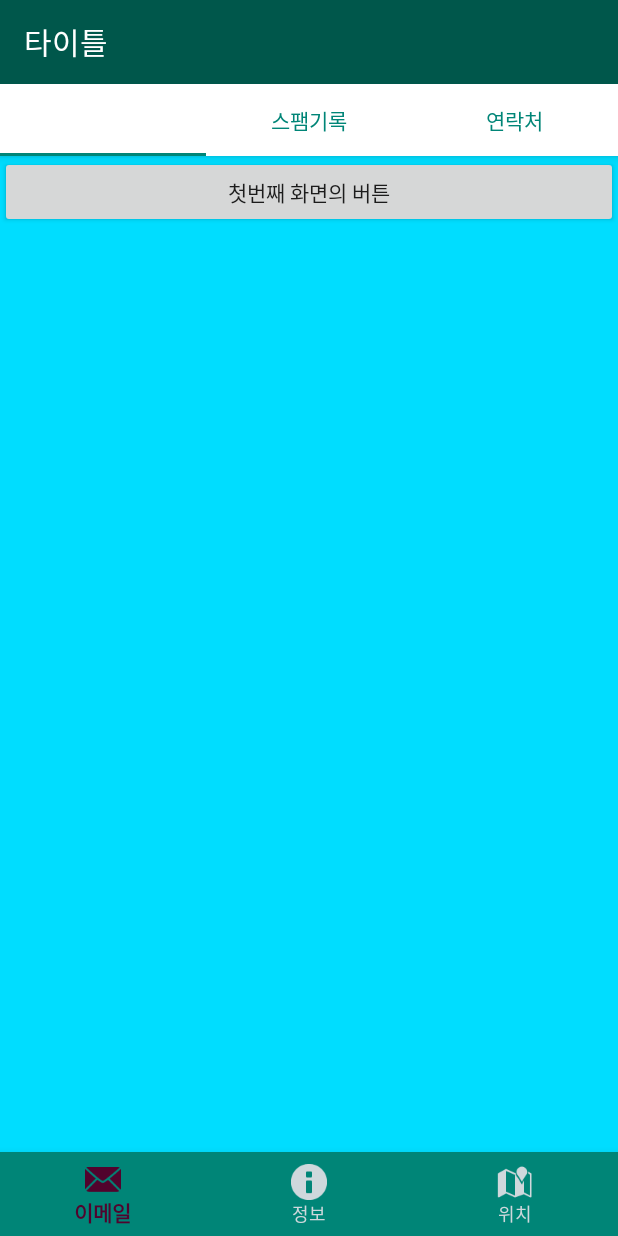
After one commit to woo095/my_personal_project, an Android app: the Fragment1 screen opened directly, with no data from a screen before it, on a phone screen of 412 x 824 dp. The commit adds this screen. Run offline under Robolectric (Android 15) with nearby library versions, the phone set to English and light mode, and no system bars.

```diff
--- /dev/null
+++ b/supportlibrary/src/main/java/kakao/woo95/supportlibrary/Fragment1.java
@@ -0,0 +1,21 @@
+package kakao.woo95.supportlibrary;
+
+import android.os.Bundle;
+import android.view.LayoutInflater;
+import android.view.View;
+import android.view.ViewGroup;
+
+import androidx.annotation.NonNull;
+import androidx.annotation.Nullable;
+import androidx.fragment.app.Fragment;
+
+public class Fragment1  extends Fragment {
+    //화면을 만들어주는 메소드
+
+    @Nullable
+    @Override
+    public View onCreateView(@NonNull LayoutInflater inflater, @Nullable ViewGroup container, @Nullable Bundle savedInstanceState) {
+        //fragment1.xml 파일을 자신의 화면으로 사용
+        return inflater.inflate(R.layout.fragment1,container,false);
+    }
+}
--- /dev/null
+++ b/supportlibrary/src/main/java/kakao/woo95/supportlibrary/Fragment2.java
@@ -0,0 +1,19 @@
+package kakao.woo95.supportlibrary;
+
+import android.os.Bundle;
+import android.view.LayoutInflater;
+import android.view.View;
+import android.view.ViewGroup;
+
+import androidx.annotation.NonNull;
+import androidx.annotation.Nullable;
+import androidx.fragment.app.Fragment;
+
+public class Fragment2 extends Fragment {
+
+    @Nullable
+    @Override
+    public View onCreateView(@NonNull LayoutInflater inflater, @Nullable ViewGroup container, @Nullable Bundle savedInstanceState) {
+        return inflater.inflate(R.layout.fragment2, container, false);
+    }
+}
--- /dev/null
+++ b/supportlibrary/src/main/java/kakao/woo95/supportlibrary/Fragment3.java
@@ -0,0 +1,18 @@
+package kakao.woo95.supportlibrary;
+
+import android.os.Bundle;
+import android.view.LayoutInflater;
+import android.view.View;
+import android.view.ViewGroup;
+
+import androidx.annotation.NonNull;
+import androidx.annotation.Nullable;
+import androidx.fragment.app.Fragment;
+
+public class Fragment3 extends Fragment {
+    @Nullable
+    @Override
+    public View onCreateView(@NonNull LayoutInflater inflater, @Nullable ViewGroup container, @Nullable Bundle savedInstanceState) {
+        return inflater.inflate(R.layout.fragment3,container,false);
+    }
+}
--- /dev/null
+++ b/supportlibrary/src/main/java/kakao/woo95/supportlibrary/TabUseActivity.java
@@ -0,0 +1,94 @@
+package kakao.woo95.supportlibrary;
+
+import androidx.appcompat.app.AppCompatActivity;
+import androidx.fragment.app.Fragment;
+
+import android.os.Bundle;
+import android.widget.Toolbar;
+
+import com.google.android.material.bottomnavigation.BottomNavigationView;
+import com.google.android.material.snackbar.Snackbar;
+import com.google.android.material.tabs.TabLayout;
+
+public class TabUseActivity extends AppCompatActivity {
+
+    Fragment1 fragment1;
+    Fragment2 fragment2;
+    Fragment3 fragment3;
+
+    Toolbar toolbar;
+
+    @Override
+    protected void onCreate(Bundle savedInstanceState) {
+        super.onCreate(savedInstanceState);
+        setContentView(R.layout.activity_tab_use);
+
+        //화면에 출력할 Fragment 생성
+        fragment1 = new Fragment1();
+        fragment2 = new Fragment2();
+        fragment3 = new Fragment3();
+
+        //첫번째 화면 설정
+        getSupportFragmentManager().beginTransaction().replace(R.id.container, fragment1).commit();
+
+        //탭 만들기
+        TabLayout tabs = findViewById(R.id.tabs);
+        tabs.addTab((tabs.newTab().setText("통화기록")));
+        tabs.addTab((tabs.newTab().setText("스팸기록")));
+        tabs.addTab((tabs.newTab().setText("연락처")));
+
+        //탭을 눌렀을 때 수행할 이벤트 처리 코드 작성
+        tabs.addOnTabSelectedListener(new TabLayout.OnTabSelectedListener() {
+            @Override
+            public void onTabSelected(TabLayout.Tab tab) {
+                //선택한 탭의 인덱스를 불러옴
+                int position = tab.getPosition();
+
+                Fragment selected = null;
+
+                if(position == 0){
+                    selected = fragment1;
+                }else if(position == 1){
+                    selected = fragment2;
+                }else if(position == 2){
+                    selected = fragment3;
+                }
+                //선택된 Fragment로 변경
+                getSupportFragmentManager().beginTransaction().replace(R.id.container, selected).commit();
+            }
+
+            @Override
+            public void onTabUnselected(TabLayout.Tab tab) {
+
+            }
+
+            @Override
+            public void onTabReselected(TabLayout.Tab tab) {
+
+            }
+        });
+
+        //NavigationView 찾아오기
+        BottomNavigationView bottomNavigation = findViewById(R.id.bottom_navigation);
+        //메뉴를 선택했을때 이벤트 처리
+        bottomNavigation.setOnNavigationItemSelectedListener(item -> {
+            //누른 항목의 아이디를 가져옴
+            switch (item.getItemId()){
+                case R.id.tab1:
+                    Snackbar.make(getWindow().getDecorView().getRootView(),"첫번째 화면",Snackbar.LENGTH_LONG).show();
+                    getSupportFragmentManager().beginTransaction().replace(R.id.container, fragment1).commit();
+                    break;
+                case R.id.tab2:
+                    Snackbar.make(getWindow().getDecorView().getRootView(),"두번째 화면",Snackbar.LENGTH_LONG).show();
+                    getSupportFragmentManager().beginTransaction().replace(R.id.container, fragment2).commit();
+                    break;
+                case R.id.tab3:
+                    Snackbar.make(getWindow().getDecorView().getRootView(),"세번째 화면",Snackbar.LENGTH_LONG).show();
+                    getSupportFragmentManager().beginTransaction().replace(R.id.container, fragment3).commit();
+                    break;
+            }
+            return false;
+        });
+
+    }
+}
--- /dev/null
+++ b/supportlibrary/src/main/res/drawable/item_color.xml
@@ -0,0 +1,5 @@
+<?xml version="1.0" encoding="utf-8"?>
+<selector xmlns:android="http://schemas.android.com/apk/res/android">
+    <item android:state_checked="true" android:color="#51032d"/>
+    <item android:state_checked="false" android:color="#CFD8DC"/>
+</selector>
--- /dev/null
+++ b/supportlibrary/src/main/res/layout/activity_tab_use.xml
@@ -0,0 +1,61 @@
+<?xml version="1.0" encoding="utf-8"?>
+<androidx.constraintlayout.widget.ConstraintLayout  xmlns:android="http://schemas.android.com/apk/res/android"
+    xmlns:app="http://schemas.android.com/apk/res-auto"
+    xmlns:tools="http://schemas.android.com/tools"
+    android:layout_width="match_parent"
+    android:layout_height="match_parent">
+    <androidx.coordinatorlayout.widget.CoordinatorLayout
+        android:layout_width="match_parent"
+        android:layout_height="match_parent">
+        <com.google.android.material.appbar.AppBarLayout
+            android:layout_width="match_parent"
+            android:layout_height="wrap_content"
+            android:theme="@style/ThemeOverlay.AppCompat.Dark.ActionBar">
+            <androidx.appcompat.widget.Toolbar
+                android:layout_width="match_parent"
+                android:layout_height="wrap_content"
+                android:id="@+id/toolbar"
+                android:background="@color/colorPrimaryDark"
+                android:elevation="1dp"
+                android:theme="@style/ThemeOverlay.AppCompat.Dark">
+                <TextView
+                    android:layout_width="wrap_content"
+                    android:layout_height="wrap_content"
+                    android:id="@+id/titleText"
+                    android:text="타이틀"
+                    android:textAppearance="@style/Base.TextAppearance.Widget.AppCompat.Toolbar.Title" />
+            </androidx.appcompat.widget.Toolbar>
+            <com.google.android.material.tabs.TabLayout
+                android:id="@+id/tabs"
+                android:layout_width="match_parent"
+                android:layout_height="wrap_content"
+                android:background="@android:color/background_light"
+                android:elevation="1dp"
+                app:tabGravity="fill"
+                app:tabMode="fixed"
+                app:tabSelectedTextColor="@color/colorAccent"
+                app:tabTextColor="@color/colorPrimary"/>
+        </com.google.android.material.appbar.AppBarLayout>
+            <FrameLayout
+                android:layout_width="match_parent"
+                android:layout_height="match_parent"
+                android:id="@+id/container"
+                app:layout_behavior="@string/appbar_scrolling_view_behavior">
+            </FrameLayout>
+    </androidx.coordinatorlayout.widget.CoordinatorLayout>
+
+    <com.google.android.material.bottomnavigation.BottomNavigationView
+        android:id="@+id/bottom_navigation"
+        android:layout_width="match_parent"
+        android:layout_height="wrap_content"
+        android:layout_marginEnd="0dp"
+        android:layout_marginStart="0dp"
+        app:layout_constraintBottom_toBottomOf="parent"
+        app:layout_constraintLeft_toLeftOf="parent"
+        app:layout_constraintRight_toRightOf="parent"
+        app:itemBackground="@color/colorPrimary"
+        app:itemIconTint="@drawable/item_color"
+        app:itemTextColor="@drawable/item_color"
+        app:menu="@menu/menu_bottom" />
+
+</androidx.constraintlayout.widget.ConstraintLayout>
--- /dev/null
+++ b/supportlibrary/src/main/res/layout/fragment1.xml
@@ -0,0 +1,14 @@
+<?xml version="1.0" encoding="utf-8"?>
+<LinearLayout
+    xmlns:android="http://schemas.android.com/apk/res/android" android:layout_width="match_parent"
+    android:layout_height="match_parent"
+    android:orientation="vertical"
+    android:background="@android:color/holo_blue_bright">
+
+    <Button
+        android:layout_width="match_parent"
+        android:layout_height="wrap_content"
+        android:id="@+id/button1"
+        android:text="첫번째 화면의 버튼"/>
+
+</LinearLayout>
--- /dev/null
+++ b/supportlibrary/src/main/res/menu/menu_bottom.xml
@@ -0,0 +1,21 @@
+<?xml version="1.0" encoding="utf-8"?>
+<menu xmlns:android="http://schemas.android.com/apk/res/android"
+    xmlns:app="http://schemas.android.com/apk/res-auto">
+    <item
+        android:id="@+id/tab1"
+        app:showAsAction="ifRoom"
+        android:enabled="true"
+        android:icon="@android:drawable/ic_dialog_email"
+        android:title="이메일" />
+    <item
+        android:id="@+id/tab2"
+        app:showAsAction="ifRoom"
+        android:icon="@android:drawable/ic_dialog_info"
+        android:title="정보" />
+    <item
+        android:id="@+id/tab3"
+        app:showAsAction="ifRoom"
+        android:enabled="true"
+        android:icon="@android:drawable/ic_dialog_map"
+        android:title="위치" />
+</menu>
--- a/supportlibrary/src/main/res/values/colors.xml
+++ b/supportlibrary/src/main/res/values/colors.xml
@@ -7,4 +7,8 @@
     <color name="teal_700">#FF018786</color>
     <color name="black">#FF000000</color>
     <color name="white">#FFFFFFFF</color>
+
+    <color name="colorPrimary">#008577</color>
+    <color name="colorPrimaryDark">#00574b</color>
+    <color name="colorAccent">#00D81B60</color>
 </resources>
--- a/supportlibrary/src/main/res/values/themes.xml
+++ b/supportlibrary/src/main/res/values/themes.xml
@@ -13,4 +13,7 @@
         <item name="android:statusBarColor" tools:targetApi="l">?attr/colorPrimaryVariant</item>
         <!-- Customize your theme here. -->
     </style>
+
+    <style name="AppTheme"
+        parent = "Theme.AppCompat.Light.NoActionBar"/>
 </resources>
```
Also changed, not shown: supportlibrary/src/main/AndroidManifest.xml (+7 -0 lines), supportlibrary/src/main/res/layout/fragment2.xml (added, +14 -0 lines), supportlibrary/src/main/res/layout/fragment3.xml (added, +13 -0 lines), 1 other file.
